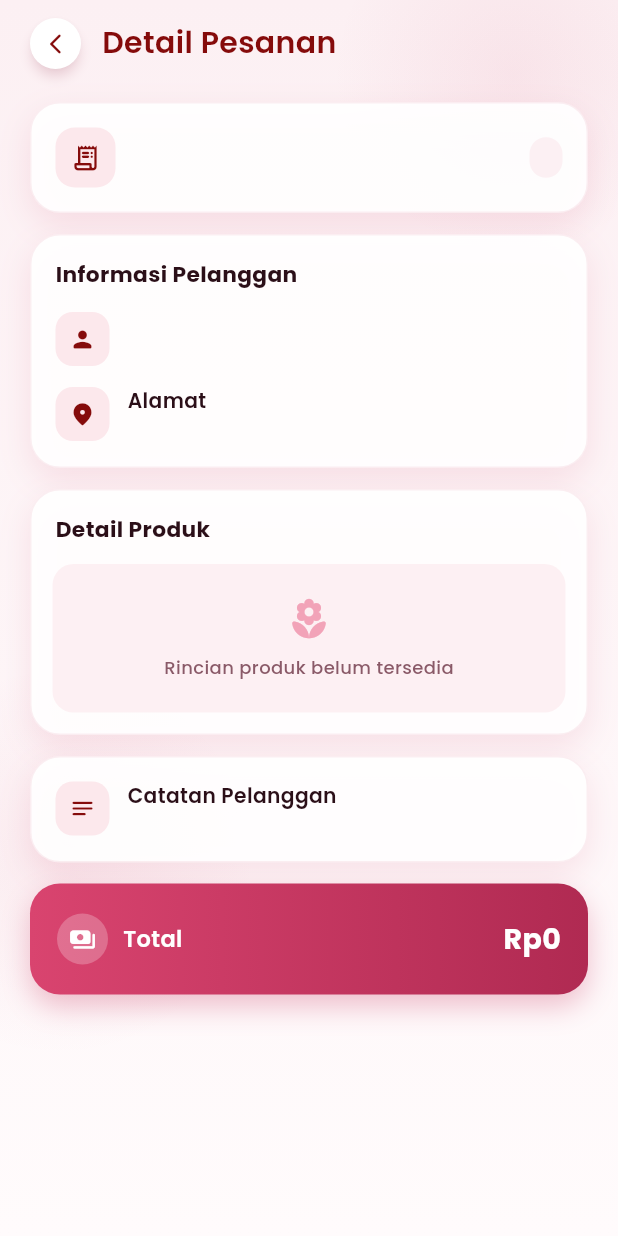
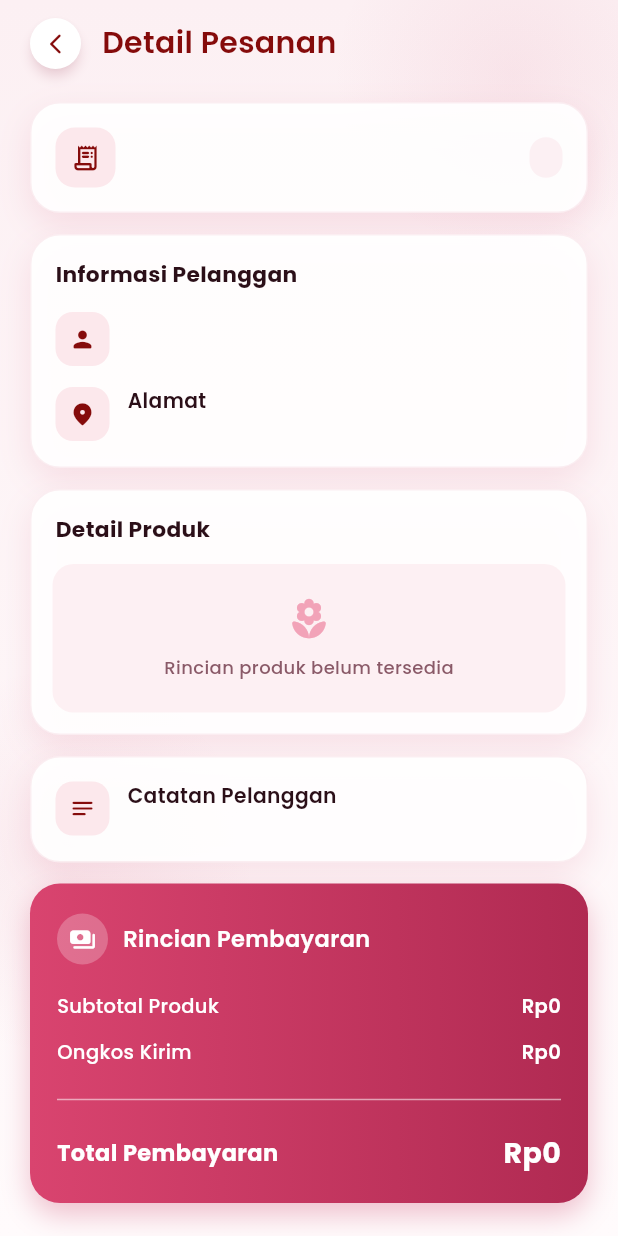
Before and after one commit to ramocta/royal_florist_mobile, a Flutter app: the DetailPesananView screen opened directly with empty values, on a phone screen of 412 x 824 dp. Run offline on Flutter 3.47's test engine with Material 3 defaults, Android fonts, the phone set to English and light mode, and no system bars; our stand-ins replace dio, google_fonts, image_picker, pdf, printing, shared_preferences; accounts and stored records are empty.

Commit message:
Update detail pesanan dan rincian ongkir pada struk

```diff
--- a/lib/models/struk_model.dart
+++ b/lib/models/struk_model.dart
@@ -18,6 +18,7 @@ class StrukModel {
 
   /// Total dari server (total_harga). Dipakai kalau rincian produk kosong.
   final int? totalServer;
+  final int ongkir;
 
   const StrukModel({
     required this.invoice,
@@ -27,12 +28,13 @@ class StrukModel {
     required this.alamat,
     required this.items,
     this.totalServer,
+    this.ongkir = 0,
   });
 
-  int get total => items.isNotEmpty
-      ? items.fold(0, (sum, e) => sum + e.subtotal)
-      : (totalServer ?? 0);
+  int get subtotal =>
+    items.fold(0, (sum, e) => sum + e.subtotal);
 
+int get total => totalServer ?? (subtotal + ongkir);
   /// Membuat struk dari data pesanan (hasil GET /orders/{id}).
   factory StrukModel.fromOrder(Map<String, dynamic> m) {
     String teks(List<String> kunci, {String bawaan = '-'}) {
@@ -95,6 +97,9 @@ class StrukModel {
       }
     }
 
+        final jenisPengambilan = teks(['jenis_pengambilan'], bawaan: '');
+    final ongkir = jenisPengambilan == 'dikirim' ? 20000 : 0;
+
     return StrukModel(
       invoice: teks(['no_invoice', 'invoice']),
       tanggal: tanggal(),
@@ -103,6 +108,7 @@ class StrukModel {
       alamat: teks(['alamat_pengiriman', 'alamat']),
       items: items,
       totalServer: angka(m, ['total_harga', 'total']),
+      ongkir: ongkir,
     );
   }
 
--- a/lib/pages/pesanan/detail_pesanan_page.dart
+++ b/lib/pages/pesanan/detail_pesanan_page.dart
@@ -224,6 +224,9 @@ class _DetailPesananPageState extends State<DetailPesananPage> {
       alamat: _teks(['alamat_pengiriman', 'alamat']),
       catatan: _teks(['catatan_pelanggan', 'catatan']),
       produk: _daftarProduk(),
+      ongkir: _teks(['jenis_pengambilan'], bawaan: '') == 'dikirim'
+    ? 20000
+    : 0,
       totalServer: _angkaOrNull(_data, ['total_harga', 'total']),
       memuat: _memuat,
       onKonfirmasi: _bukaKonfirmasi,
@@ -243,6 +246,7 @@ class DetailPesananView extends StatelessWidget {
   final String alamat;
   final String catatan;
   final List<DetailProdukItem> produk;
+  final int ongkir;
 
   /// Total dari server (kolom total_harga). Dipakai kalau ada.
   final int? totalServer;
@@ -258,6 +262,7 @@ class DetailPesananView extends StatelessWidget {
     required this.alamat,
     required this.catatan,
     required this.produk,
+    required this.ongkir,
     this.tanggal = '',
     this.totalServer,
     this.memuat = false,
@@ -282,8 +287,10 @@ class DetailPesananView extends StatelessWidget {
   static TextStyle _t(double size, FontWeight w, Color c) =>
       TextStyle(fontFamily: 'Poppins', fontSize: size, fontWeight: w, color: c);
 
-  int get _total =>
-      totalServer ?? produk.fold<int>(0, (sum, e) => sum + e.subtotal);
+  int get _subtotal =>
+    produk.fold<int>(0, (sum, e) => sum + e.subtotal);
+
+int get _total => totalServer ?? (_subtotal + ongkir);
 
   bool get _bisaKonfirmasi => status == 'Menunggu Konfirmasi';
 
@@ -608,23 +615,75 @@ class DetailPesananView extends StatelessWidget {
           ),
         ],
       ),
-      child: Row(
-        mainAxisAlignment: MainAxisAlignment.spaceBetween,
+      child: Column(
+        crossAxisAlignment: CrossAxisAlignment.start,
         children: [
           Row(
             children: [
               Container(
                 padding: const EdgeInsets.all(8),
                 decoration: const BoxDecoration(
-                    color: Colors.white24, shape: BoxShape.circle),
-                child: const Icon(Icons.payments_rounded,
-                    color: Colors.white, size: 18),
+                  color: Colors.white24,
+                  shape: BoxShape.circle,
+                ),
+                child: const Icon(
+                  Icons.payments_rounded,
+                  color: Colors.white,
+                  size: 18,
+                ),
               ),
               const SizedBox(width: 10),
-              Text('Total', style: _t(15, FontWeight.w600, Colors.white)),
+              Text(
+                'Rincian Pembayaran',
+                style: _t(15, FontWeight.w600, Colors.white),
+              ),
             ],
           ),
-          Text(_rp(_total), style: _t(19, FontWeight.w700, Colors.white)),
+          const SizedBox(height: 18),
+          Row(
+            mainAxisAlignment: MainAxisAlignment.spaceBetween,
+            children: [
+              Text(
+                'Subtotal Produk',
+                style: _t(13, FontWeight.w500, Colors.white),
+              ),
+              Text(
+                _rp(_subtotal),
+                style: _t(13, FontWeight.w600, Colors.white),
+              ),
+            ],
+          ),
+          const SizedBox(height: 12),
+          Row(
+            mainAxisAlignment: MainAxisAlignment.spaceBetween,
+            children: [
+              Text(
+                'Ongkos Kirim',
+                style: _t(13, FontWeight.w500, Colors.white),
+              ),
+              Text(
+                _rp(ongkir),
+                style: _t(13, FontWeight.w600, Colors.white),
+              ),
+            ],
+          ),
+          const Padding(
+            padding: EdgeInsets.symmetric(vertical: 14),
+            child: Divider(color: Colors.white54),
+          ),
+          Row(
+            mainAxisAlignment: MainAxisAlignment.spaceBetween,
+            children: [
+              Text(
+                'Total Pembayaran',
+                style: _t(15, FontWeight.w700, Colors.white),
+              ),
+              Text(
+                _rp(_total),
+                style: _t(19, FontWeight.w700, Colors.white),
+              ),
+            ],
+          ),
         ],
       ),
     );
--- a/lib/services/struk_service.dart
+++ b/lib/services/struk_service.dart
@@ -98,6 +98,9 @@ class StrukService {
               pw.SizedBox(height: 4),
             ],
             garis(),
+            baris('Subtotal Produk', rp(s.subtotal)),
+            baris('Ongkos Kirim', rp(s.ongkir)),
+            garis(),
             pw.Row(
               mainAxisAlignment: pw.MainAxisAlignment.spaceBetween,
               children: [
```
Also changed, not shown: lib/widgets/struk/struk_receipt_card.dart (+21 -1 lines).
